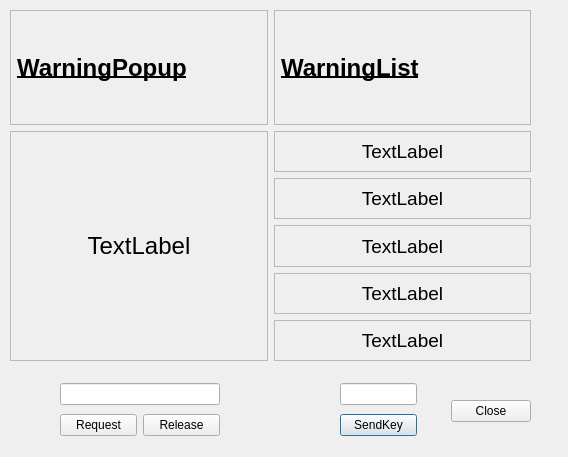
This is 06界面开发/Qt/DrawUI/untitled.ui in ThinkingAndDoing/MySourceCode as Qt 5 draws it before an edit. The edited form follows.
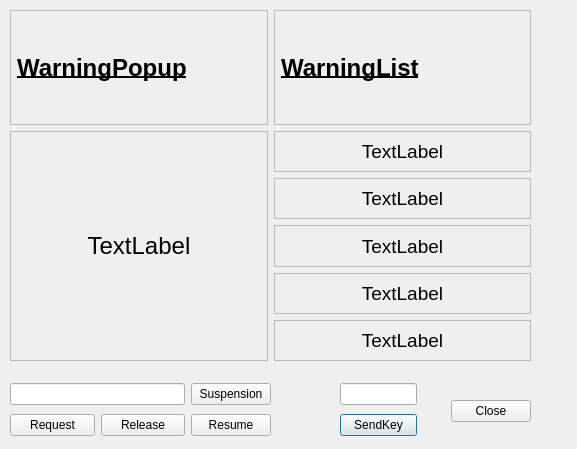
This is the edited form.

Commit message: warningstrategy suspension/resume

The edit to the form file:
```diff
--- a/06界面开发/Qt/DrawUI/untitled.ui
+++ b/06界面开发/Qt/DrawUI/untitled.ui
@@ -6,8 +6,8 @@
    <rect>
     <x>0</x>
     <y>0</y>
-    <width>568</width>
-    <height>457</height>
+    <width>577</width>
+    <height>449</height>
    </rect>
   </property>
   <property name="windowTitle">
@@ -203,42 +203,6 @@
     </item>
    </layout>
   </widget>
-  <widget class="QWidget" name="verticalLayoutWidget_2">
-   <property name="geometry">
-    <rect>
-     <x>60</x>
-     <y>380</y>
-     <width>160</width>
-     <height>59</height>
-    </rect>
-   </property>
-   <layout class="QVBoxLayout" name="verticalLayout_5">
-    <item>
-     <widget class="QLineEdit" name="lineEdit"/>
-    </item>
-    <item>
-     <layout class="QHBoxLayout" name="horizontalLayout_2">
-      <property name="spacing">
-       <number>6</number>
-      </property>
-      <item>
-       <widget class="QPushButton" name="pushButton">
-        <property name="text">
-         <string>Request</string>
-        </property>
-       </widget>
-      </item>
-      <item>
-       <widget class="QPushButton" name="pushButton_2">
-        <property name="text">
-         <string>Release</string>
-        </property>
-       </widget>
-      </item>
-     </layout>
-    </item>
-   </layout>
-  </widget>
   <widget class="QDialogButtonBox" name="buttonBox">
    <property name="geometry">
     <rect>
@@ -255,6 +219,64 @@
     <set>QDialogButtonBox::Close</set>
    </property>
   </widget>
+  <widget class="QWidget" name="horizontalLayoutWidget_2">
+   <property name="geometry">
+    <rect>
+     <x>10</x>
+     <y>380</y>
+     <width>261</width>
+     <height>61</height>
+    </rect>
+   </property>
+   <layout class="QHBoxLayout" name="horizontalLayout_3">
+    <item>
+     <layout class="QVBoxLayout" name="verticalLayout_5">
+      <item>
+       <widget class="QLineEdit" name="lineEdit"/>
+      </item>
+      <item>
+       <layout class="QHBoxLayout" name="horizontalLayout_2">
+        <property name="spacing">
+         <number>6</number>
+        </property>
+        <item>
+         <widget class="QPushButton" name="pushButton">
+          <property name="text">
+           <string>Request</string>
+          </property>
+         </widget>
+        </item>
+        <item>
+         <widget class="QPushButton" name="pushButton_2">
+          <property name="text">
+           <string>Release</string>
+          </property>
+         </widget>
+        </item>
+       </layout>
+      </item>
+     </layout>
+    </item>
+    <item>
+     <layout class="QVBoxLayout" name="verticalLayout_7">
+      <item>
+       <widget class="QPushButton" name="Suspension">
+        <property name="text">
+         <string>Suspension</string>
+        </property>
+       </widget>
+      </item>
+      <item>
+       <widget class="QPushButton" name="Resume">
+        <property name="text">
+         <string>Resume</string>
+        </property>
+       </widget>
+      </item>
+     </layout>
+    </item>
+   </layout>
+  </widget>
  </widget>
  <resources/>
  <connections>
```
The commit also changes 14 other files.
